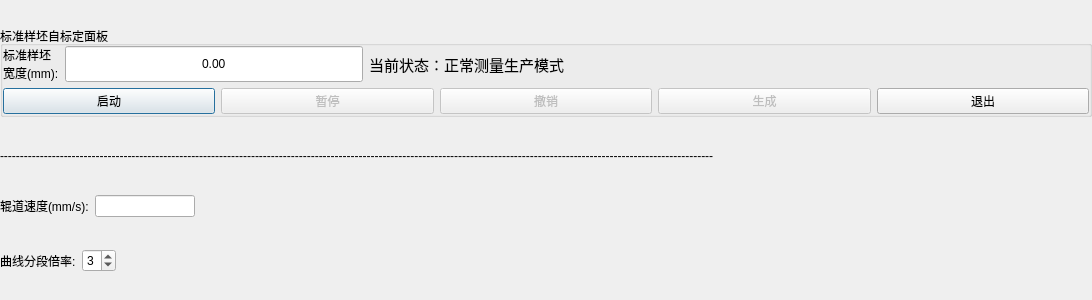
This is HeadBend/form/dlgcalibration.ui in sylarwcy/cekuan as Qt 5 draws it before an edit. The edited form follows.
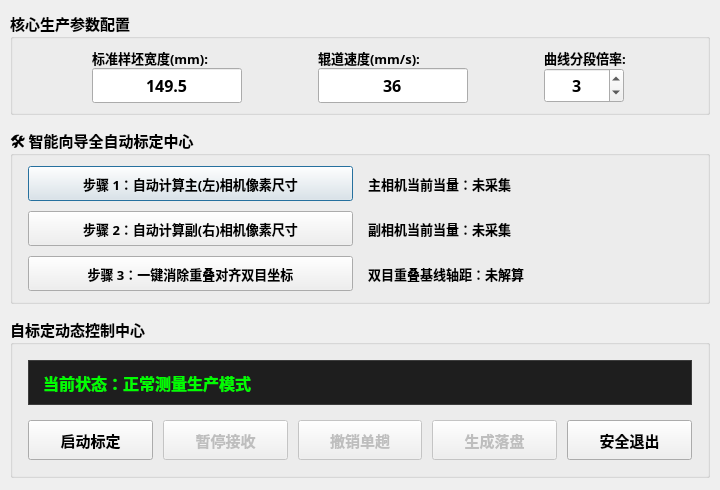
This is the edited form.

```diff
--- a/HeadBend/form/dlgcalibration.ui
+++ b/HeadBend/form/dlgcalibration.ui
@@ -6,9 +6,8 @@
    <rect>
     <x>0</x>
     <y>0</y>
-    <width>1092</width>
-    <height>300</height>
-   </rect>
+    <width>720</width>
+    <height>490</height> </rect>
   </property>
   <property name="sizePolicy">
    <sizepolicy hsizetype="Fixed" vsizetype="Fixed">
@@ -16,22 +15,313 @@
     <verstretch>0</verstretch>
    </sizepolicy>
   </property>
+  <property name="minimumSize">
+   <size>
+    <width>720</width>
+    <height>490</height>
+   </size>
+  </property>
+  <property name="maximumSize">
+   <size>
+    <width>720</width>
+    <height>490</height>
+   </size>
+  </property>
   <property name="windowTitle">
    <string>DlgCalibration</string>
   </property>
   <layout class="QVBoxLayout" name="verticalLayout">
+   <property name="spacing">
+    <number>12</number>
+   </property>
    <property name="leftMargin">
-    <number>0</number>
-   </property>
+    <number>10</number> </property>
    <property name="topMargin">
-    <number>0</number>
+    <number>10</number>
    </property>
    <property name="rightMargin">
-    <number>0</number>
+    <number>10</number>
    </property>
    <property name="bottomMargin">
-    <number>0</number>
+    <number>10</number>
    </property>
+
+   <item>
+    <widget class="QGroupBox" name="groupBox_params">
+     <property name="sizePolicy">
+      <sizepolicy hsizetype="Preferred" vsizetype="Fixed">
+       <horstretch>0</horstretch>
+       <verstretch>0</verstretch>
+      </sizepolicy>
+     </property>
+     <property name="font">
+      <font>
+       <family>Alibaba PuHuiTi</family>
+       <pointsize>11</pointsize>
+       <weight>75</weight>
+       <bold>true</bold>
+      </font>
+     </property>
+     <property name="title">
+      <string>核心生产参数配置</string>
+     </property>
+     <layout class="QHBoxLayout" name="horizontalLayout">
+      <item>
+       <layout class="QVBoxLayout" name="vLayout_width">
+        <property name="spacing">
+         <number>0</number>
+        </property>
+        <item>
+         <widget class="QLabel" name="label_2">
+          <property name="font">
+           <font>
+            <family>Alibaba PuHuiTi</family>
+            <pointsize>10</pointsize>
+            <weight>75</weight>
+            <bold>true</bold>
+           </font>
+          </property>
+          <property name="text">
+           <string>标准样坯宽度(mm):</string>
+          </property>
+          <property name="alignment">
+           <set>Qt::AlignLeading|Qt::AlignLeft|Qt::AlignVCenter</set>
+          </property>
+         </widget>
+        </item>
+        <item>
+         <widget class="QLineEdit" name="lineEdit_calibWidth">
+          <property name="sizePolicy">
+           <sizepolicy hsizetype="Fixed" vsizetype="Fixed">
+            <horstretch>0</horstretch>
+            <verstretch>0</verstretch>
+           </sizepolicy>
+          </property>
+          <property name="minimumSize">
+           <size>
+            <width>150</width>
+            <height>35</height>
+           </size>
+          </property>
+          <property name="maximumSize">
+           <size>
+            <width>150</width>
+            <height>35</height>
+           </size>
+          </property>
+          <property name="font">
+           <font>
+            <family>Alibaba PuHuiTi</family>
+            <pointsize>12</pointsize>
+            <weight>75</weight>
+            <bold>true</bold>
+           </font>
+          </property>
+          <property name="text">
+           <string>149.5</string>
+          </property>
+          <property name="alignment">
+           <set>Qt::AlignCenter</set>
+          </property>
+         </widget>
+        </item>
+       </layout>
+      </item>
+      <item>
+       <layout class="QVBoxLayout" name="vLayout_speed">
+        <property name="spacing">
+         <number>0</number>
+        </property>
+        <item>
+         <widget class="QLabel" name="label">
+          <property name="font">
+           <font>
+            <family>Alibaba PuHuiTi</family>
+            <pointsize>10</pointsize>
+            <weight>75</weight>
+            <bold>true</bold>
+           </font>
+          </property>
+          <property name="text">
+           <string>辊道速度(mm/s):</string>
+          </property>
+         </widget>
+        </item>
+        <item>
+         <widget class="QLineEdit" name="lineEdit">
+          <property name="sizePolicy">
+           <sizepolicy hsizetype="Fixed" vsizetype="Fixed">
+            <horstretch>0</horstretch>
+            <verstretch>0</verstretch>
+           </sizepolicy>
+          </property>
+          <property name="minimumSize">
+           <size>
+            <width>150</width>
+            <height>35</height>
+           </size>
+          </property>
+          <property name="maximumSize">
+           <size>
+            <width>150</width>
+            <height>35</height>
+           </size>
+          </property>
+          <property name="font">
+           <font>
+            <family>Alibaba PuHuiTi</family>
+            <pointsize>12</pointsize>
+            <weight>75</weight>
+            <bold>true</bold>
+           </font>
+          </property>
+          <property name="text">
+           <string>36</string>
+          </property>
+          <property name="alignment">
+           <set>Qt::AlignCenter</set>
+          </property>
+         </widget>
+        </item>
+       </layout>
+      </item>
+      <item>
+       <layout class="QVBoxLayout" name="vLayout_beilv">
+        <property name="spacing">
+         <number>0</number>
+        </property>
+        <item>
+         <widget class="QLabel" name="label_3">
+          <property name="font">
+           <font>
+            <family>Alibaba PuHuiTi</family>
+            <pointsize>10</pointsize>
+            <weight>75</weight>
+            <bold>true</bold>
+           </font>
+          </property>
+          <property name="text">
+           <string>曲线分段倍率:</string>
+          </property>
+         </widget>
+        </item>
+        <item>
+         <widget class="QSpinBox" name="spinSegment">
+          <property name="sizePolicy">
+           <sizepolicy hsizetype="Fixed" vsizetype="Fixed">
+            <horstretch>0</horstretch>
+            <verstretch>0</verstretch>
+           </sizepolicy>
+          </property>
+          <property name="minimumSize">
+           <size>
+            <width>80</width>
+            <height>35</height>
+           </size>
+          </property>
+          <property name="maximumSize">
+           <size>
+            <width>80</width>
+            <height>35</height>
+           </size>
+          </property>
+          <property name="font">
+           <font>
+            <family>Alibaba PuHuiTi</family>
+            <pointsize>12</pointsize>
+            <weight>75</weight>
+            <bold>true</bold>
+           </font>
+          </property>
+          <property name="alignment">
+           <set>Qt::AlignCenter</set>
+          </property>
+          <property name="minimum">
+           <number>1</number>
+          </property>
+          <property name="maximum">
+           <number>5</number>
+          </property>
+          <property name="value">
+           <number>3</number>
+          </property>
+         </widget>
+        </item>
+       </layout>
+      </item>
+     </layout>
+    </widget>
+   </item>
+
+   <item>
+    <widget class="QGroupBox" name="groupBox_autoWizard">
+     <property name="sizePolicy">
+      <sizepolicy hsizetype="Preferred" vsizetype="Fixed">
+       <horstretch>0</horstretch>
+       <verstretch>0</verstretch>
+      </sizepolicy>
+     </property>
+     <property name="font">
+      <font>
+       <family>Alibaba PuHuiTi</family>
+       <pointsize>11</pointsize>
+       <weight>75</weight>
+       <bold>true</bold>
+      </font>
+     </property>
+     <property name="title">
+      <string>🛠️ 智能向导全自动标定中心</string>
+     </property>
+     <layout class="QGridLayout" name="gridLayout_wizard">
+      <property name="leftMargin"><number>15</number></property>
+      <property name="topMargin"><number>10</number></property>
+      <property name="rightMargin"><number>15</number></property>
+      <property name="bottomMargin"><number>10</number></property>
+      <property name="verticalSpacing"><number>10</number></property>
+      <property name="horizontalSpacing"><number>15</number></property>
+      <item row="0" column="0">
+       <widget class="QPushButton" name="btn_autoMasterPixel">
+        <property name="minimumSize"><size><width>280</width><height>35</height></size></property>
+        <property name="font"><font><family>Alibaba PuHuiTi</family><pointsize>10</pointsize></font></property>
+        <property name="text"><string>步骤 1：自动计算主(左)相机像素尺寸</string></property>
+       </widget>
+      </item>
+      <item row="0" column="1">
+       <widget class="QLabel" name="lbl_masterPixelRes">
+        <property name="font"><font><family>Alibaba PuHuiTi</family><pointsize>10</pointsize><bold>true</bold></font></property>
+        <property name="text"><string>主相机当前当量：未采集</string></property>
+       </widget>
+      </item>
+      <item row="1" column="0">
+       <widget class="QPushButton" name="btn_autoSlavePixel">
+        <property name="minimumSize"><size><width>280</width><height>35</height></size></property>
+        <property name="font"><font><family>Alibaba PuHuiTi</family><pointsize>10</pointsize></font></property>
+        <property name="text"><string>步骤 2：自动计算副(右)相机像素尺寸</string></property>
+       </widget>
+      </item>
+      <item row="1" column="1">
+       <widget class="QLabel" name="lbl_slavePixelRes">
+        <property name="font"><font><family>Alibaba PuHuiTi</family><pointsize>10</pointsize><bold>true</bold></font></property>
+        <property name="text"><string>副相机当前当量：未采集</string></property>
+       </widget>
+      </item>
+      <item row="2" column="0">
+       <widget class="QPushButton" name="btn_autoBaseline">
+        <property name="minimumSize"><size><width>280</width><height>35</height></size></property>
+        <property name="font"><font><family>Alibaba PuHuiTi</family><pointsize>10</pointsize><bold>true</bold></font></property>
+        <property name="text"><string>步骤 3：一键消除重叠对齐双目坐标</string></property>
+       </widget>
+      </item>
+      <item row="2" column="1">
+       <widget class="QLabel" name="lbl_baselineRes">
+        <property name="font"><font><family>Alibaba PuHuiTi</family><pointsize>10</pointsize><bold>true</bold></font></property>
+        <property name="text"><string>双目重叠基线轴距：未解算</string></property>
+       </widget>
+      </item>
+     </layout>
+    </widget>
+   </item>
+
    <item>
     <widget class="QGroupBox" name="groupBox_calib">
      <property name="sizePolicy">
@@ -40,84 +330,89 @@
        <verstretch>0</verstretch>
       </sizepolicy>
      </property>
+     <property name="font">
+      <font>
+       <family>Alibaba PuHuiTi</family>
+       <pointsize>11</pointsize>
+       <weight>75</weight>
+       <bold>true</bold>
+      </font>
+     </property>
      <property name="title">
-      <string>标准样坯自标定面板</string>
+      <string>自标定动态控制中心</string>
      </property>
      <layout class="QVBoxLayout" name="verticalLayout_2">
+      <property name="spacing">
+       <number>15</number>
+      </property>
       <property name="leftMargin">
-       <number>0</number>
+       <number>15</number>
       </property>
       <property name="topMargin">
-       <number>0</number>
+       <number>15</number>
       </property>
       <property name="rightMargin">
-       <number>0</number>
+       <number>15</number>
       </property>
       <property name="bottomMargin">
-       <number>0</number>
+       <number>15</number>
       </property>
       <item>
-       <layout class="QHBoxLayout" name="horizontalLayout_15" stretch="1,2">
-        <item>
-         <layout class="QHBoxLayout" name="horizontalLayout_13">
-          <item>
-           <widget class="QLabel" name="label_2">
-            <property name="sizePolicy">
-             <sizepolicy hsizetype="Preferred" vsizetype="Preferred">
-              <horstretch>0</horstretch>
-              <verstretch>0</verstretch>
-             </sizepolicy>
-            </property>
-            <property name="text">
-             <string>标准样坯
-宽度(mm):</string>
-            </property>
-           </widget>
-          </item>
-          <item>
-           <widget class="QLineEdit" name="lineEdit_calibWidth">
-            <property name="sizePolicy">
-             <sizepolicy hsizetype="Expanding" vsizetype="Preferred">
-              <horstretch>0</horstretch>
-              <verstretch>0</verstretch>
-             </sizepolicy>
-            </property>
-            <property name="text">
-             <string>0.00</string>
-            </property>
-            <property name="alignment">
-             <set>Qt::AlignCenter</set>
-            </property>
-           </widget>
-          </item>
-         </layout>
-        </item>
-        <item>
-         <widget class="QLabel" name="lbl_calibStatus">
-          <property name="font">
-           <font>
-            <pointsize>11</pointsize>
-           </font>
-          </property>
-          <property name="text">
-           <string>当前状态：正常测量生产模式</string>
-          </property>
-         </widget>
-        </item>
-       </layout>
+       <widget class="QLabel" name="lbl_calibStatus">
+        <property name="sizePolicy">
+         <sizepolicy hsizetype="Preferred" vsizetype="Fixed">
+          <horstretch>0</horstretch>
+          <verstretch>0</verstretch>
+         </sizepolicy>
+        </property>
+        <property name="minimumSize">
+         <size>
+          <width>0</width>
+          <height>45</height>
+         </size>
+        </property>
+        <property name="font">
+         <font>
+          <family>Alibaba PuHuiTi</family>
+          <pointsize>12</pointsize>
+          <weight>75</weight>
+          <bold>true</bold>
+         </font>
+        </property>
+        <property name="styleSheet">
+         <string notr="true">QLabel { background-color: #1e1e1e; color: #00ff00; border: 1px solid #3d3d3d; padding-left: 10px; }</string>
+        </property>
+        <property name="text">
+         <string>当前状态：正常测量生产模式</string>
+        </property>
+        <property name="alignment">
+         <set>Qt::AlignLeading|Qt::AlignLeft|Qt::AlignVCenter</set>
+        </property>
+       </widget>
       </item>
       <item>
        <layout class="QHBoxLayout" name="horizontalLayout_14">
+        <property name="spacing">
+         <number>10</number>
+        </property>
         <item>
          <widget class="QPushButton" name="btn_startCalib">
-          <property name="sizePolicy">
-           <sizepolicy hsizetype="Minimum" vsizetype="Preferred">
-            <horstretch>0</horstretch>
-            <verstretch>0</verstretch>
-           </sizepolicy>
+          <property name="minimumSize">
+           <size>
+            <width>0</width>
+            <height>40</height>
+           </size>
+          </property>
+          <property name="font">
+           <font>
+            <family>Alibaba PuHuiTi</family>
+            <pointsize>11</pointsize>
+            <weight>75</weight>
+            <bold>true</bold>
+           </font>
           </property>
           <property name="text">
-           <string>启动</string>
+           <string>启动标定</string>
           </property>
          </widget>
         </item>
@@ -126,14 +421,22 @@
           <property name="enabled">
            <bool>false</bool>
           </property>
-          <property name="sizePolicy">
-           <sizepolicy hsizetype="Minimum" vsizetype="Preferred">
-            <horstretch>0</horstretch>
-            <verstretch>0</verstretch>
-           </sizepolicy>
+          <property name="minimumSize">
+           <size>
+            <width>0</width>
+            <height>40</height>
+           </size>
+          </property>
+          <property name="font">
+           <font>
+            <family>Alibaba PuHuiTi</family>
+            <pointsize>11</pointsize>
+            <weight>75</weight>
+            <bold>true</bold>
+           </font>
           </property>
           <property name="text">
-           <string>暂停</string>
+           <string>暂停接收</string>
           </property>
          </widget>
         </item>
@@ -142,14 +445,22 @@
           <property name="enabled">
            <bool>false</bool>
           </property>
-          <property name="sizePolicy">
-           <sizepolicy hsizetype="Minimum" vsizetype="Preferred">
-            <horstretch>0</horstretch>
-            <verstretch>0</verstretch>
-           </sizepolicy>
+          <property name="minimumSize">
+           <size>
+            <width>0</width>
+            <height>40</height>
+           </size>
+          </property>
+          <property name="font">
+           <font>
+            <family>Alibaba PuHuiTi</family>
+            <pointsize>11</pointsize>
+            <weight>75</weight>
+            <bold>true</bold>
+           </font>
           </property>
           <property name="text">
-           <string>撤销</string>
+           <string>撤销单趟</string>
           </property>
          </widget>
         </item>
@@ -158,27 +469,43 @@
           <property name="enabled">
            <bool>false</bool>
           </property>
-          <property name="sizePolicy">
-           <sizepolicy hsizetype="Minimum" vsizetype="Preferred">
-            <horstretch>0</horstretch>
-            <verstretch>0</verstretch>
-           </sizepolicy>
+          <property name="minimumSize">
+           <size>
+            <width>0</width>
+            <height>40</height>
+           </size>
+          </property>
+          <property name="font">
+           <font>
+            <family>Alibaba PuHuiTi</family>
+            <pointsize>11</pointsize>
+            <weight>75</weight>
+            <bold>true</bold>
+           </font>
           </property>
           <property name="text">
-           <string>生成</string>
+           <string>生成落盘</string>
           </property>
          </widget>
         </item>
         <item>
          <widget class="QPushButton" name="btn_cancelCalib">
-          <property name="sizePolicy">
-           <sizepolicy hsizetype="Minimum" vsizetype="Preferred">
-            <horstretch>0</horstretch>
-            <verstretch>0</verstretch>
-           </sizepolicy>
+          <property name="minimumSize">
+           <size>
+            <width>0</width>
+            <height>40</height>
+           </size>
+          </property>
+          <property name="font">
+           <font>
+            <family>Alibaba PuHuiTi</family>
+            <pointsize>11</pointsize>
+            <weight>75</weight>
+            <bold>true</bold>
+           </font>
           </property>
           <property name="text">
-           <string>退出</string>
+           <string>安全退出</string>
           </property>
          </widget>
         </item>
@@ -187,154 +514,6 @@
      </layout>
     </widget>
    </item>
-   <item>
-    <widget class="QLabel" name="label_4">
-     <property name="sizePolicy">
-      <sizepolicy hsizetype="Preferred" vsizetype="Fixed">
-       <horstretch>0</horstretch>
-       <verstretch>0</verstretch>
-      </sizepolicy>
-     </property>
-     <property name="text">
-      <string>-----------------------------------------------------------------------------------------------------------------------------------------------------------------------------------</string>
-     </property>
-    </widget>
-   </item>
-   <item>
-    <widget class="QFrame" name="gundaospeed">
-     <property name="sizePolicy">
-      <sizepolicy hsizetype="Preferred" vsizetype="Fixed">
-       <horstretch>0</horstretch>
-       <verstretch>0</verstretch>
-      </sizepolicy>
-     </property>
-     <layout class="QHBoxLayout" name="horizontalLayout">
-      <property name="leftMargin">
-       <number>0</number>
-      </property>
-      <property name="topMargin">
-       <number>0</number>
-      </property>
-      <property name="rightMargin">
-       <number>0</number>
-      </property>
-      <property name="bottomMargin">
-       <number>0</number>
-      </property>
-      <item>
-       <widget class="QLabel" name="label">
-        <property name="sizePolicy">
-         <sizepolicy hsizetype="Fixed" vsizetype="Preferred">
-          <horstretch>0</horstretch>
-          <verstretch>0</verstretch>
-         </sizepolicy>
-        </property>
-        <property name="text">
-         <string>辊道速度(mm/s):</string>
-        </property>
-       </widget>
-      </item>
-      <item>
-       <widget class="QLineEdit" name="lineEdit">
-        <property name="sizePolicy">
-         <sizepolicy hsizetype="Fixed" vsizetype="Fixed">
-          <horstretch>0</horstretch>
-          <verstretch>0</verstretch>
-         </sizepolicy>
-        </property>
-        <property name="maximumSize">
-         <size>
-          <width>100</width>
-          <height>16777215</height>
-         </size>
-        </property>
-       </widget>
-      </item>
-      <item>
-       <spacer name="horizontalSpacer">
-        <property name="orientation">
-         <enum>Qt::Horizontal</enum>
-        </property>
-        <property name="sizeHint" stdset="0">
-         <size>
-          <width>40</width>
-          <height>20</height>
-         </size>
-        </property>
-       </spacer>
-      </item>
-     </layout>
-    </widget>
-   </item>
-   <item>
-    <widget class="QFrame" name="curvebeilv">
-     <property name="sizePolicy">
-      <sizepolicy hsizetype="Preferred" vsizetype="Fixed">
-       <horstretch>0</horstretch>
-       <verstretch>0</verstretch>
-      </sizepolicy>
-     </property>
-     <layout class="QHBoxLayout" name="horizontalLayout_2">
-      <property name="leftMargin">
-       <number>0</number>
-      </property>
-      <property name="topMargin">
-       <number>0</number>
-      </property>
-      <property name="rightMargin">
-       <number>0</number>
-      </property>
-      <property name="bottomMargin">
-       <number>0</number>
-      </property>
-      <item>
-       <widget class="QLabel" name="label_3">
-        <property name="sizePolicy">
-         <sizepolicy hsizetype="Fixed" vsizetype="Preferred">
-          <horstretch>0</horstretch>
-          <verstretch>0</verstretch>
-         </sizepolicy>
-        </property>
-        <property name="text">
-         <string>曲线分段倍率:</string>
-        </property>
-       </widget>
-      </item>
-      <item>
-       <widget class="QSpinBox" name="spinSegment">
-        <property name="sizePolicy">
-         <sizepolicy hsizetype="Fixed" vsizetype="Fixed">
-          <horstretch>0</horstretch>
-          <verstretch>0</verstretch>
-         </sizepolicy>
-        </property>
-        <property name="minimum">
-         <number>1</number>
-        </property>
-        <property name="maximum">
-         <number>5</number>
-        </property>
-        <property name="value">
-         <number>3</number>
-        </property>
-       </widget>
-      </item>
-      <item>
-       <spacer name="horizontalSpacer_2">
-        <property name="orientation">
-         <enum>Qt::Horizontal</enum>
-        </property>
-        <property name="sizeHint" stdset="0">
-         <size>
-          <width>40</width>
-          <height>20</height>
-         </size>
-        </property>
-       </spacer>
-      </item>
-     </layout>
-    </widget>
-   </item>
   </layout>
  </widget>
  <resources/>
```
Left out of the diff: 2 changed lines with no effect on the pictures.
